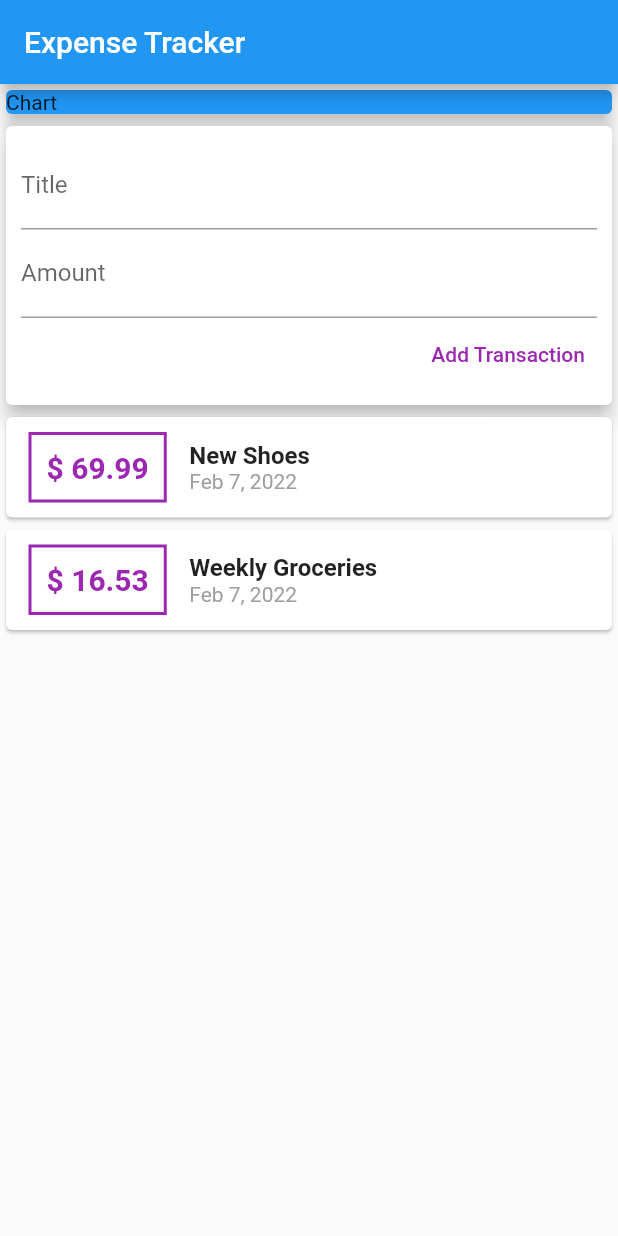
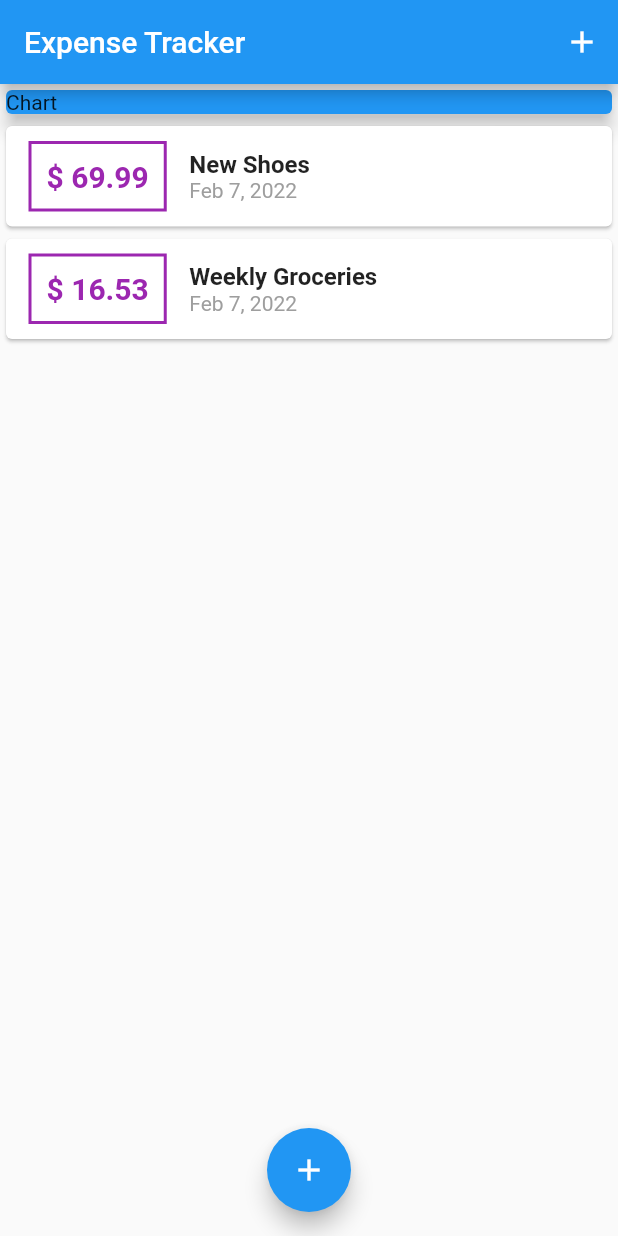
Before and after one commit to srshahare/flutter_course, a Flutter app: the screen it shows after launch, on a phone screen of 412 x 824 dp. Run offline on Flutter 3.47's test engine with Material 2 defaults, Android fonts, the phone set to English and light mode, and no system bars.

Commit message:
floating button

```diff
--- a/lib/main.dart
+++ b/lib/main.dart
@@ -1,18 +1,60 @@
 import 'package:flutter/material.dart';
 
-import './widgets/user_transactions.dart';
+import './widgets/transaction_list.dart';
+import './models/transaction.dart';
+import './widgets/new_transaction.dart';
 
 void main() {
   runApp(MyApp());
 }
 
-class MyApp extends StatelessWidget {
+class MyApp extends StatefulWidget {
   MyApp({Key? key}) : super(key: key);
 
-  // late String titleInput;
-  // late String amountInput;
-  final titleController = TextEditingController();
-  final amountController = TextEditingController();
+  @override
+  State<MyApp> createState() => _MyAppState();
+}
+
+class _MyAppState extends State<MyApp> {
+  final List<Transaction> _userTransactions = [
+    Transaction(
+      id: 't1',
+      title: 'New Shoes',
+      amount: 69.99,
+      date: DateTime.now(),
+    ),
+    Transaction(
+      id: 't2',
+      title: 'Weekly Groceries',
+      amount: 16.53,
+      date: DateTime.now(),
+    ),
+  ];
+
+  void _addNewTransaction(String txTitle, double txAmount) {
+    final newTx = Transaction(
+      id: DateTime.now().toString(),
+      title: txTitle,
+      amount: txAmount,
+      date: DateTime.now(),
+    );
+    setState(() {
+      _userTransactions.add(newTx);
+    });
+  }
+
+  void _startAddNewTransaction(BuildContext ctx) {
+    showModalBottomSheet(
+      context: ctx,
+      builder: (bCtx) {
+        return GestureDetector(
+          onTap: () {},
+          child: NewTransaction(_addNewTransaction),
+          behavior: HitTestBehavior.opaque,
+        );
+      },
+    );
+  }
 
   // This widget is the root of your application.
   @override
@@ -25,10 +67,15 @@ class MyApp extends StatelessWidget {
       home: Scaffold(
           appBar: AppBar(
             title: const Text("Expense Tracker"),
+            actions: [
+              IconButton(
+                onPressed: () => _startAddNewTransaction(context),
+                icon: const Icon(Icons.add),
+              ),
+            ],
           ),
           body: SingleChildScrollView(
             child: Column(
-            // mainAxisAlignment: MainAxisAlignment.start,
               crossAxisAlignment: CrossAxisAlignment.stretch,
               children: <Widget>[
                 const SizedBox(
@@ -39,11 +86,18 @@ class MyApp extends StatelessWidget {
                     color: Colors.blue,
                   ),
                 ),
-              UserTransactions()
+                TransactionList(_userTransactions),
               ],
             ),
           ),
+          floatingActionButtonLocation:
+              FloatingActionButtonLocation.centerFloat,
+          floatingActionButton: Builder(
+            builder: (context) => FloatingActionButton(
+              child: const Icon(Icons.add),
+              onPressed: () => _startAddNewTransaction(context),
             ),
+          )),
     );
   }
 }
--- a/lib/widgets/transaction_list.dart
+++ b/lib/widgets/transaction_list.dart
@@ -12,8 +12,8 @@ class TransactionList extends StatelessWidget {
   Widget build(BuildContext context) {
     return Container(
       height: 300,
-      child: ListView(
-        children: transactions.map((tx) {
+      child: ListView.builder(
+        itemBuilder: (context, index) {
           return Card(
             child: Row(
               children: <Widget>[
@@ -30,7 +30,7 @@ class TransactionList extends StatelessWidget {
                     ),
                   ),
                   child: Text(
-                    '\$ ${tx.amount}',
+                    '\$ ${transactions[index].amount.toStringAsFixed(2)}',
                     style: const TextStyle(
                       fontWeight: FontWeight.bold,
                       fontSize: 20,
@@ -42,14 +42,14 @@ class TransactionList extends StatelessWidget {
                   crossAxisAlignment: CrossAxisAlignment.start,
                   children: <Widget>[
                     Text(
-                      tx.title,
+                      transactions[index].title,
                       style: const TextStyle(
                         fontWeight: FontWeight.bold,
                         fontSize: 16,
                       ),
                     ),
                     Text(
-                      DateFormat.yMMMd().format(tx.date),
+                      DateFormat.yMMMd().format(transactions[index].date),
                       style: const TextStyle(
                         color: Colors.grey,
                       ),
@@ -59,7 +59,8 @@ class TransactionList extends StatelessWidget {
               ],
             ),
           );
-        }).toList(),
+        },
+        itemCount: transactions.length,
       ),
     );
   }
--- a/lib/widgets/user_transactions.dart
+++ /dev/null
@@ -1,51 +0,0 @@
-import 'package:flutter/material.dart';
-
-import './new_transaction.dart';
-import './transaction_list.dart';
-import '../models/transaction.dart';
-
-class UserTransactions extends StatefulWidget {
-  const UserTransactions({Key? key}) : super(key: key);
-
-  @override
-  _UserTransactionsState createState() => _UserTransactionsState();
-}
-
-class _UserTransactionsState extends State<UserTransactions> {
-  final List<Transaction> _userTransactions = [
-    Transaction(
-      id: 't1',
-      title: 'New Shoes',
-      amount: 69.99,
-      date: DateTime.now(),
-    ),
-    Transaction(
-      id: 't2',
-      title: 'Weekly Groceries',
-      amount: 16.53,
-      date: DateTime.now(),
-    ),
-  ];
-
-  void _addNewTransaction(String txTitle, double txAmount) {
-    final newTx = Transaction(
-      id: DateTime.now().toString(),
-      title: txTitle,
-      amount: txAmount,
-      date: DateTime.now(),
-    );
-    setState(() {
-      _userTransactions.add(newTx);
-    });
-  }
-
-  @override
-  Widget build(BuildContext context) {
-    return Column(
-      children: [
-        NewTransaction(_addNewTransaction),
-        TransactionList(_userTransactions),
-      ],
-    );
-  }
-}
```
Also changed, not shown: lib/widgets/new_transaction.dart (+27 -8 lines). Lines whose indentation alone changed are shown as unchanged.
